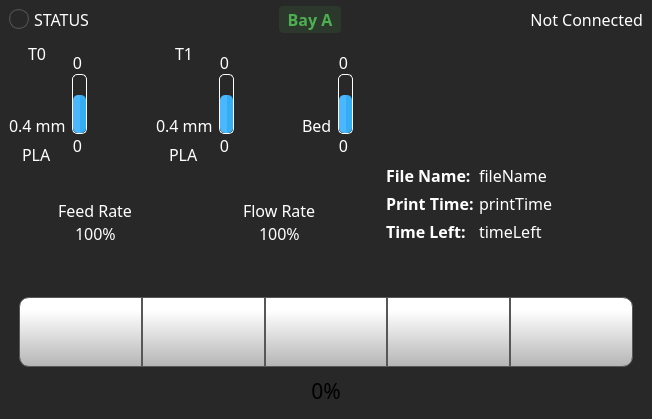
Qt form octoprint_ControlCenter/ui/home_screen/home_screen.ui (FracktalWorks/ControlCenter) before a commit.
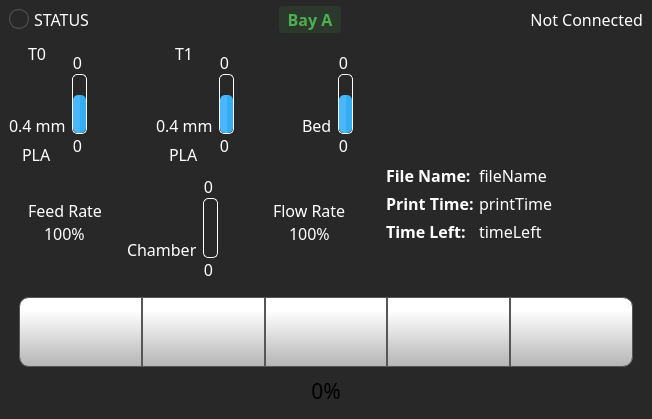
The same form after that commit. Icons and pictures are not drawn.

Commit message:
New Twin Dragon 400 HT profile added, Z-offset calibration probing time increased, and after applying all calibration settings/offsets, home all axes.
* A new profile for the Twin Dragon 400 HT has been added.
* The Z-offset calibration probing time has been increased.
* After completing and applying all calibrations and offsets, home all axes.

Diff of the .ui file:
```diff
--- a/octoprint_ControlCenter/ui/home_screen/home_screen.ui
+++ b/octoprint_ControlCenter/ui/home_screen/home_screen.ui
@@ -1158,6 +1158,187 @@
              </property>
             </widget>
            </item>
+           <item>
+            <layout class="QHBoxLayout" name="chamberLayout">
+             <property name="spacing">
+              <number>6</number>
+             </property>
+             <item>
+              <layout class="QVBoxLayout" name="verticalLayout_15">
+               <item>
+                <spacer name="verticalSpacer_13">
+                 <property name="orientation">
+                  <enum>Qt::Vertical</enum>
+                 </property>
+                 <property name="sizeHint" stdset="0">
+                  <size>
+                   <width>0</width>
+                   <height>0</height>
+                  </size>
+                 </property>
+                </spacer>
+               </item>
+               <item alignment="Qt::AlignHCenter|Qt::AlignVCenter">
+                <widget class="QLabel" name="chamberLabel">
+                 <property name="minimumSize">
+                  <size>
+                   <width>20</width>
+                   <height>20</height>
+                  </size>
+                 </property>
+                 <property name="maximumSize">
+                  <size>
+                   <width>50</width>
+                   <height>50</height>
+                  </size>
+                 </property>
+                 <property name="font">
+                  <font>
+                   <family>Gotham</family>
+                   <pointsize>16</pointsize>
+                  </font>
+                 </property>
+                 <property name="styleSheet">
+                  <string notr="true">margin : 4px</string>
+                 </property>
+                 <property name="text">
+                  <string/>
+                 </property>
+                 <property name="scaledContents">
+                  <bool>true</bool>
+                 </property>
+                </widget>
+               </item>
+               <item alignment="Qt::AlignHCenter">
+                <widget class="QLabel" name="chamberTextLabel">
+                 <property name="font">
+                  <font>
+                   <family>Montserrat</family>
+                   <pointsize>12</pointsize>
+                  </font>
+                 </property>
+                 <property name="styleSheet">
+                  <string notr="true">
+color: White;
+background-color: rgb(255, 255, 255,0);</string>
+                 </property>
+                 <property name="text">
+                  <string>Chamber</string>
+                 </property>
+                </widget>
+               </item>
+               <item>
+                <spacer name="verticalSpacer_14">
+                 <property name="orientation">
+                  <enum>Qt::Vertical</enum>
+                 </property>
+                 <property name="sizeHint" stdset="0">
+                  <size>
+                   <width>0</width>
+                   <height>0</height>
+                  </size>
+                 </property>
+                </spacer>
+               </item>
+              </layout>
+             </item>
+             <item>
+              <layout class="QVBoxLayout" name="verticalLayout_16">
+               <property name="spacing">
+                <number>0</number>
+               </property>
+               <item alignment="Qt::AlignLeft|Qt::AlignBottom">
+                <widget class="QLabel" name="chamberTargetTemperature">
+                 <property name="font">
+                  <font>
+                   <family>Montserrat</family>
+                   <pointsize>12</pointsize>
+                  </font>
+                 </property>
+                 <property name="styleSheet">
+                  <string notr="true">
+   color:  white;
+background-color: rgba(255, 255, 255, 0);</string>
+                 </property>
+                 <property name="text">
+                  <string>0</string>
+                 </property>
+                 <property name="alignment">
+                  <set>Qt::AlignRight|Qt::AlignTrailing|Qt::AlignVCenter</set>
+                 </property>
+                </widget>
+               </item>
+               <item alignment="Qt::AlignLeft">
+                <widget class="QProgressBar" name="chamberTempBar">
+                 <property name="minimumSize">
+                  <size>
+                   <width>15</width>
+                   <height>30</height>
+                  </size>
+                 </property>
+                 <property name="maximumSize">
+                  <size>
+                   <width>15</width>
+                   <height>60</height>
+                  </size>
+                 </property>
+                 <property name="styleSheet">
+                  <string notr="true">QProgressBar::chunk {
+    border-radius: 5px;
+	background-color: qlineargradient(spread:pad, x1:0.517, y1:0, x2:0.522, y2:0, stop:0.0336134 rgba(74, 183, 255, 255), stop:1 rgba(53, 173, 242, 255));
+}
+
+QProgressBar {
+    border: 1px solid white;
+    border-radius: 5px;
+}
+</string>
+                 </property>
+                 <property name="maximum">
+                  <number>160</number>
+                 </property>
+                 <property name="value">
+                  <number>0</number>
+                 </property>
+                 <property name="alignment">
+                  <set>Qt::AlignCenter</set>
+                 </property>
+                 <property name="textVisible">
+                  <bool>false</bool>
+                 </property>
+                 <property name="orientation">
+                  <enum>Qt::Vertical</enum>
+                 </property>
+                 <property name="format">
+                  <string>%v</string>
+                 </property>
+                </widget>
+               </item>
+               <item alignment="Qt::AlignLeft|Qt::AlignTop">
+                <widget class="QLabel" name="chamberActualTemperature">
+                 <property name="font">
+                  <font>
+                   <family>Montserrat</family>
+                   <pointsize>12</pointsize>
+                  </font>
+                 </property>
+                 <property name="styleSheet">
+                  <string notr="true">
+   color:  white;
+background-color: rgba(0, 0, 0, 0);</string>
+                 </property>
+                 <property name="text">
+                  <string>0</string>
+                 </property>
+                 <property name="alignment">
+                  <set>Qt::AlignRight|Qt::AlignTrailing|Qt::AlignVCenter</set>
+                 </property>
+                </widget>
+               </item>
+              </layout>
+             </item>
+            </layout>
+           </item>
            <item>
             <layout class="QVBoxLayout" name="verticalLayout_12">
              <item alignment="Qt::AlignHCenter">
```
Left out of the diff: 1 changed line with no effect on the pictures. The commit also changes 19 other files.
